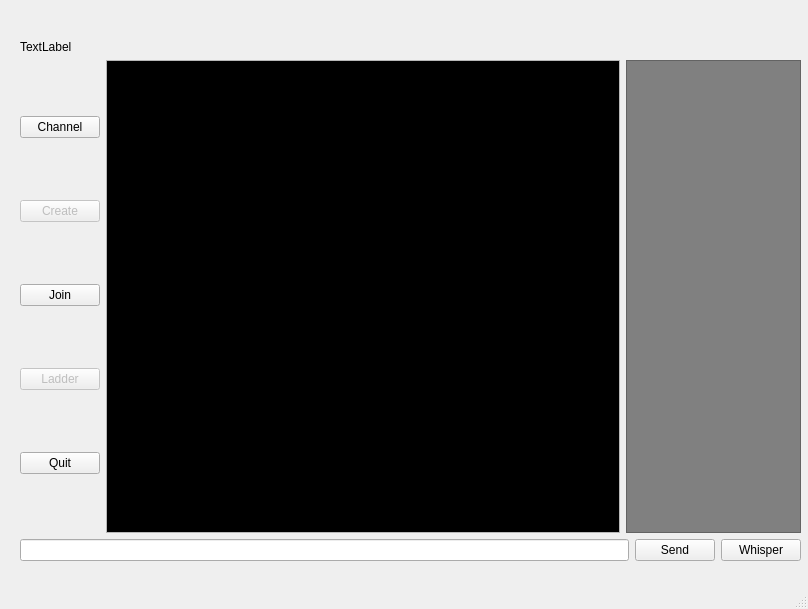
The window that warchatter.ui (reillychase/WarChatter) describes before a commit, drawn with Qt 5.
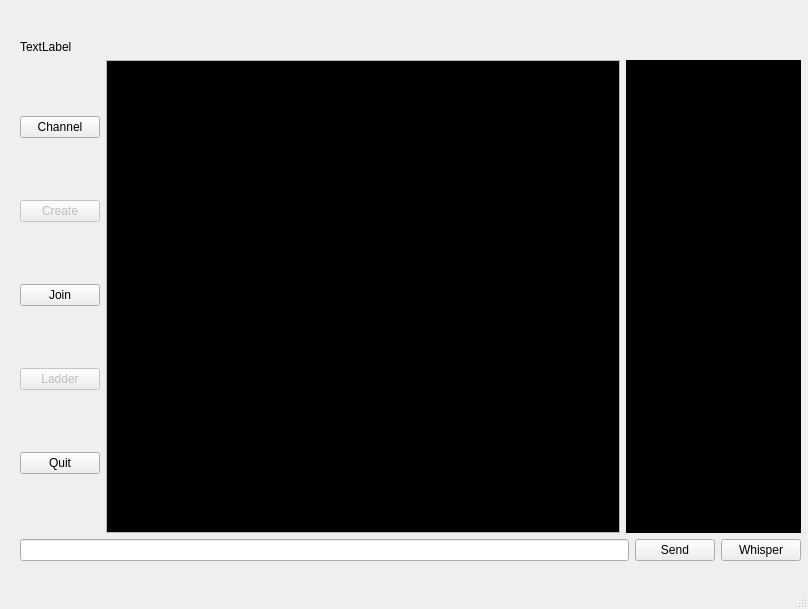
The same window after the commit. The open tabs and pages were chosen to show the change. Icons and pictures are not drawn.

Diff of the .ui file:
```diff
--- a/warchatter.ui
+++ b/warchatter.ui
@@ -301,8 +301,7 @@
             </size>
            </property>
            <property name="styleSheet">
-            <string notr="true">background-color: gray
-</string>
+            <string notr="true">background-color: black;</string>
            </property>
           </widget>
          </item>
```
